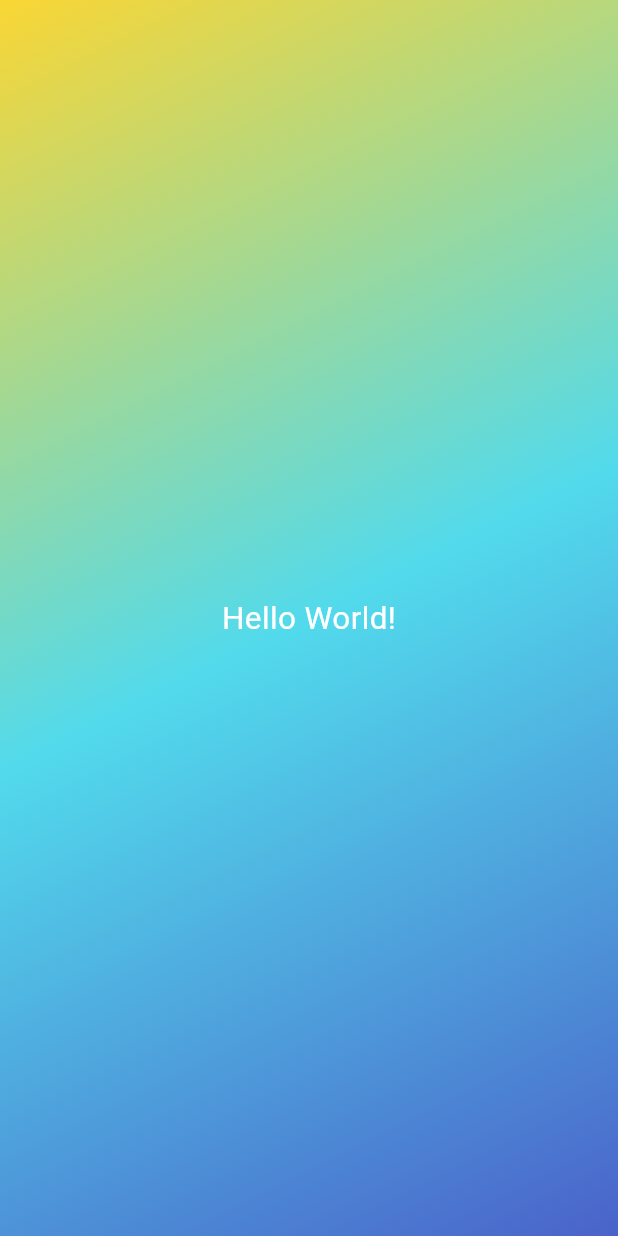
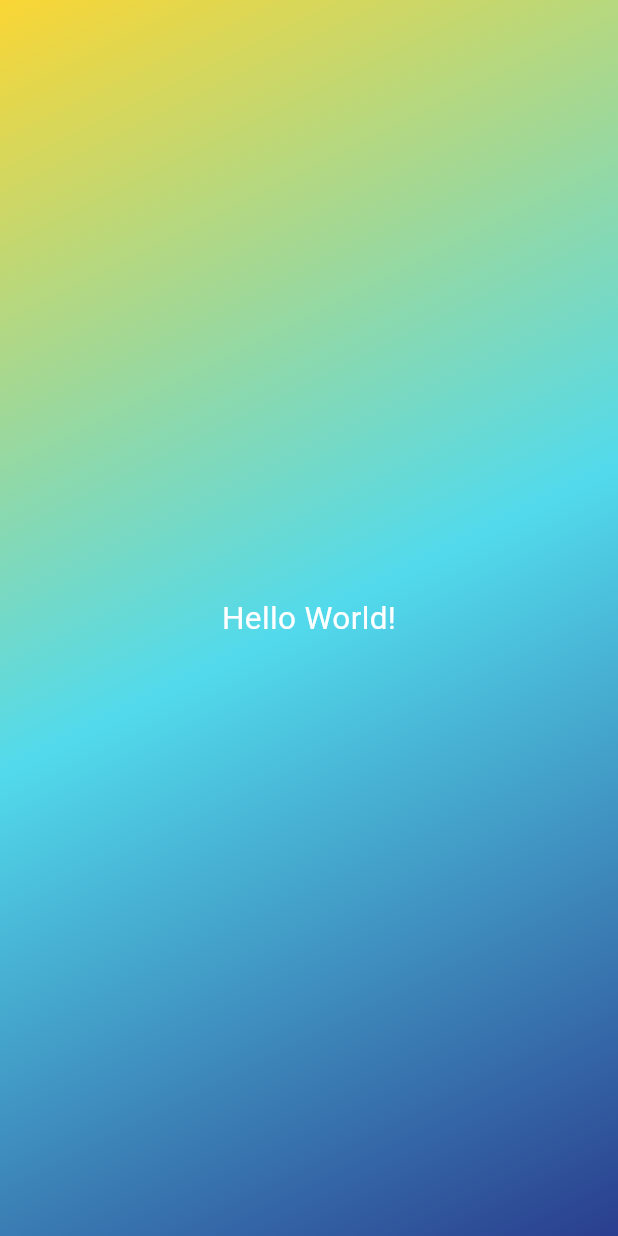
Before and after one commit to masonkubiak/first_app, a Flutter app: the screen it shows after launch, on a phone screen of 412 x 824 dp. Run offline on Flutter 3.47's test engine with Material 3 defaults, Android fonts, the phone set to English and light mode, and no system bars.

Commit message:
Finished gradient container and centered widget

```diff
--- /dev/null
+++ b/lib/centered.dart
@@ -0,0 +1,16 @@
+import 'package:flutter/material.dart';
+
+class Centered extends StatelessWidget {
+  Centered(this.text, {super.key});
+  String text;
+  @override
+  Widget build(BuildContext context) {
+    return Center(
+      child: Text(
+        text,
+        style: const TextStyle(color: Colors.white),
+        textScaler: TextScaler.linear(1.5),
+      ),
+    );
+  }
+}
--- /dev/null
+++ b/lib/gradient_container.dart
@@ -0,0 +1,24 @@
+import 'package:first_app/centered.dart';
+import 'package:flutter/material.dart';
+
+class GradientContainer extends StatelessWidget {
+  const GradientContainer({super.key});
+
+  @override
+  Widget build(BuildContext context) {
+    return Container(
+      decoration: const BoxDecoration(
+        gradient: LinearGradient(
+          begin: Alignment.topLeft,
+          end: Alignment.bottomRight,
+          colors: [
+            Color.fromARGB(255, 250, 214, 52),
+            Color.fromARGB(255, 82, 218, 236),
+            Color.fromARGB(255, 42, 62, 142)
+          ],
+        ),
+      ),
+      child: Centered("Hello World!"),
+    );
+  }
+}
```
Also changed, not shown: lib/main.dart (+2 -20 lines).
